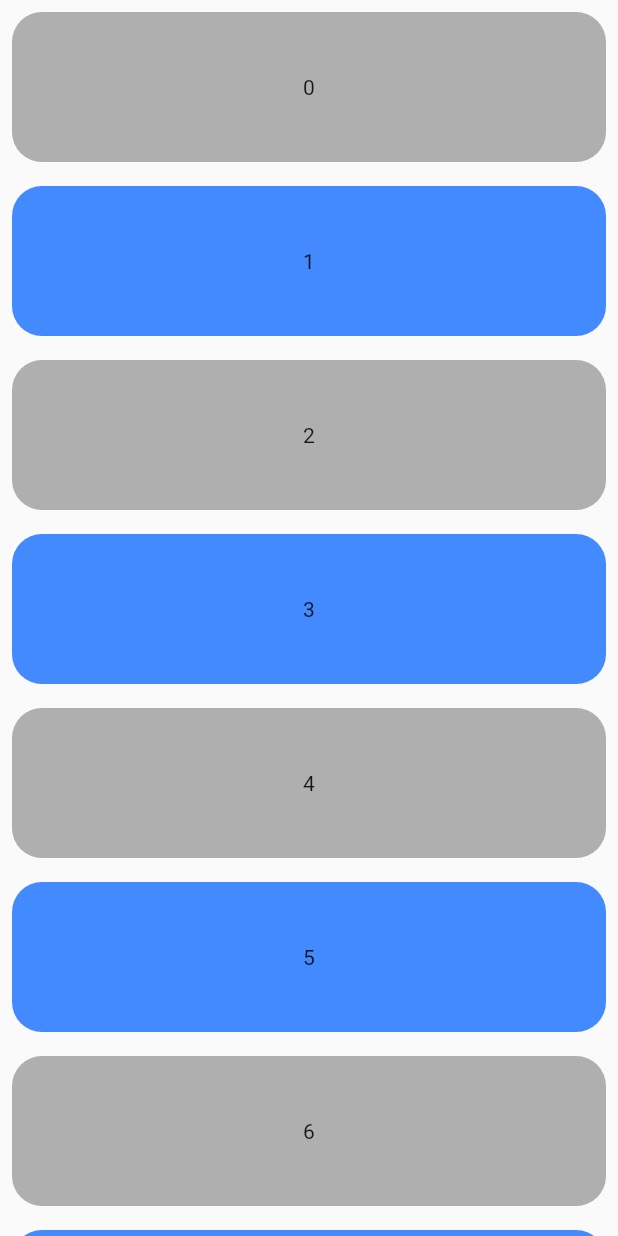
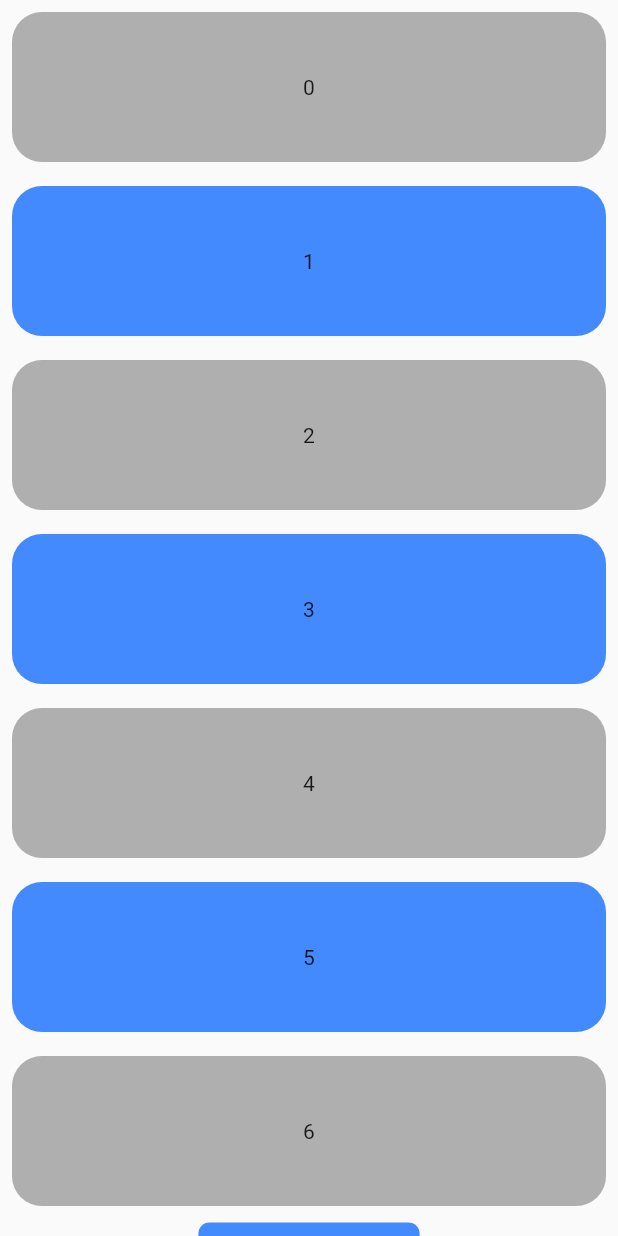
Before and after one commit to mobile215/transformable_list_view, a Flutter app: the screen it shows after launch, on a phone screen of 412 x 824 dp. Run offline on Flutter 3.47's test engine with Material 2 defaults, Android fonts, the phone set to English and light mode, and no system bars.

Commit message:
example updated with new viewportMainAxisExtent

```diff
--- a/example/lib/screens/example_screen.dart
+++ b/example/lib/screens/example_screen.dart
@@ -4,32 +4,41 @@ import 'package:transformable_list_view/transformable_list_view.dart';
 class ExampleScreen extends StatelessWidget {
   const ExampleScreen({Key? key}) : super(key: key);
 
-  Matrix4 getScaleDownTransformMatrix(
+  Matrix4 getScaleDownMatrix(
     Offset offset,
     Size size,
-    double paintExtent,
+    double viewportMainAxisExtent,
     int? index,
   ) {
-    const animationBound = 500.0;
+    /// currently visible portion of childs
+    late final double visibleSize;
 
-    /// distance between bottom edge of child and the top edge of viewport
-    final closingOffset = offset.dy + paintExtent;
+    if (offset.dy < 0) {
+      /// on the top edge of viewport
+      visibleSize = size.height + offset.dy;
+    } else if (offset.dy > viewportMainAxisExtent - size.height) {
+      /// on the bottom edge of viewport
+      visibleSize = viewportMainAxisExtent - offset.dy;
+    } else {
+      /// fully displayed
+      visibleSize = size.height;
+    }
+
+    /// final scale of child when the animatioon is completed
+    const endScaleBound = 0.3;
 
     /// 0 when animation completed and [scale] == [endScaleBound]
     /// 1 when animation starts and [scale] == 1
-    final animationProgress = closingOffset / animationBound;
+    final animationProgress = visibleSize / size.height;
 
     final paintTransform = Matrix4.identity();
     if (animationProgress < 1 && animationProgress > 0) {
-      /// final scale of child when the animatioon is completed
-      const endScaleBound = 0.5;
-
       final scale = endScaleBound + ((1 - endScaleBound) * animationProgress);
 
       paintTransform
-        ..translate(size.width / 2, paintExtent)
+        ..translate(size.width / 2)
         ..scale(scale)
-        ..translate(-size.width / 2, -paintExtent);
+        ..translate(-size.width / 2);
     }
 
     return paintTransform;
@@ -39,7 +48,7 @@ class ExampleScreen extends StatelessWidget {
   Widget build(BuildContext context) {
     return Scaffold(
       body: TransformableListView.builder(
-        getTransformMatrix: getScaleDownTransformMatrix,
+        getTransformMatrix: getScaleDownMatrix,
         itemBuilder: (context, index) {
           return Container(
             height: 100,
```
